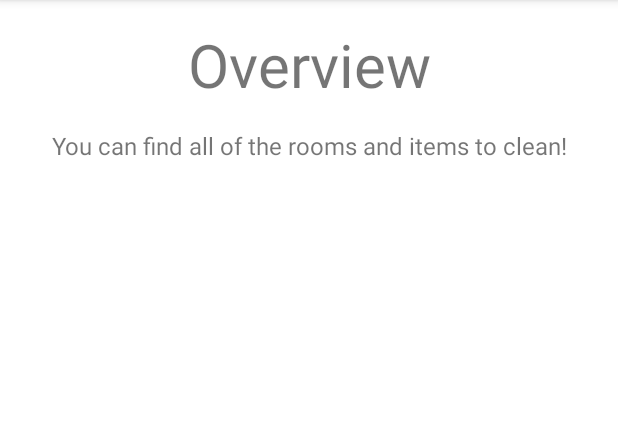
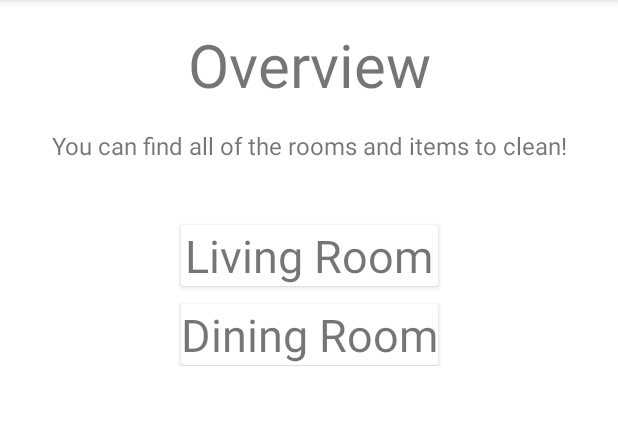
Before and after one commit to KarimSamaha98/tidy_app, an Android app: the screen it shows after launch (MainActivity), on a phone screen of 412 x 824 dp, the part 84-509 px from its top. Run offline under Robolectric (Android 15) with nearby library versions, the phone set to English and light mode, and no system bars; our stand-ins replace data binding.

Commit message:
feat: basic recycler view working

```diff
--- a/tidy/app/build.gradle
+++ b/tidy/app/build.gradle
@@ -58,4 +58,7 @@ dependencies {
     implementation 'androidx.navigation:navigation-ui-ktx:2.3.5'
 //    Recycler View Dependency
     implementation 'com.google.android.material:material:1.1.0'
+//    Card View/SlidingPane Dependency
+    implementation "androidx.cardview:cardview:1.0.0"
+    implementation "androidx.slidingpanelayout:slidingpanelayout:1.2.0-beta01"
 }
--- a/tidy/app/src/main/java/com/epfl/esl/tidy/OverviewFragment.kt
+++ b/tidy/app/src/main/java/com/epfl/esl/tidy/OverviewFragment.kt
@@ -7,6 +7,7 @@ import android.view.LayoutInflater
 import android.view.View
 import android.view.ViewGroup
 import androidx.databinding.DataBindingUtil
+import androidx.recyclerview.widget.LinearLayoutManager
 import com.epfl.esl.tidy.databinding.FragmentOverviewBinding
 
 class OverviewFragment : Fragment() {
@@ -17,6 +18,7 @@ class OverviewFragment : Fragment() {
 
     private lateinit var viewModel: OverviewViewModel
     private lateinit var binding : FragmentOverviewBinding
+    private val roomList : ArrayList<String> = arrayListOf("Living Room", "Dining Room", "Kitchen", "Bathroom")
 
     override fun onCreateView(
         inflater: LayoutInflater, container: ViewGroup?,
@@ -26,7 +28,13 @@ class OverviewFragment : Fragment() {
         binding = DataBindingUtil.inflate(inflater, R.layout.fragment_overview,
             container, false)
 
-        return inflater.inflate(R.layout.fragment_overview, container, false)
+        binding.recyclerViewItems.layoutManager = LinearLayoutManager(context, LinearLayoutManager.VERTICAL, false)
+
+        val roomAdapter = context?.let{ RoomAdapter(context=it, items = roomList)}
+
+        binding.recyclerViewItems.adapter = roomAdapter
+
+        return binding.root
     }
 
     override fun onActivityCreated(savedInstanceState: Bundle?) {
--- /dev/null
+++ b/tidy/app/src/main/java/com/epfl/esl/tidy/RoomAdapter.kt
@@ -0,0 +1,53 @@
+package com.epfl.esl.tidy
+
+import android.content.Context
+import android.view.LayoutInflater
+import android.view.View
+import android.view.ViewGroup
+import android.widget.TextView
+import androidx.recyclerview.widget.RecyclerView
+
+class RoomAdapter(val context: Context, val items: ArrayList<String>) :
+    RecyclerView.Adapter<RoomAdapter.ViewHolder>() {
+    /**
+     * Inflates the item views which is designed in xml layout file
+     */
+    override fun onCreateViewHolder(parent: ViewGroup, viewType: Int): ViewHolder {
+        return ViewHolder(
+            LayoutInflater.from(context).inflate(
+                R.layout.room_recycle,
+                parent,
+                false
+            )
+        )
+    }
+
+    /**
+     * Binds each item in the ArrayList to a view
+     *
+     * This new ViewHolder should be constructed with a new View that can represent the items
+     * of the given type. You can either create a new View manually or inflate it from an XML
+     * layout file.
+     */
+    override fun onBindViewHolder(holder: ViewHolder, position: Int) {
+
+        val item_position = items.get(position)
+
+        holder.tvItem.text = item_position
+    }
+
+    /**
+     * Gets the number of items in the list
+     */
+    override fun getItemCount(): Int {
+        return items.size
+    }
+
+    /**
+     * A ViewHolder describes an item view and metadata about its place within the RecyclerView.
+     */
+    class ViewHolder(view: View) : RecyclerView.ViewHolder(view) {
+        // Holds the TextView that will add each item to
+        var tvItem = view.findViewById<TextView>(R.id.room_name)
+    }
+}
--- /dev/null
+++ b/tidy/app/src/main/res/layout/room_recycle.xml
@@ -0,0 +1,38 @@
+<?xml version="1.0" encoding="utf-8"?>
+<layout xmlns:android="http://schemas.android.com/apk/res/android"
+    xmlns:tools="http://schemas.android.com/tools"
+    xmlns:app="http://schemas.android.com/apk/res-auto"
+    tools:context=".OverviewFragment">
+
+    <androidx.cardview.widget.CardView
+        android:id="@+id/room_item"
+        android:layout_width="match_parent"
+        android:layout_height="wrap_content"
+        android:layout_margin="6dp"
+        android:padding="16dp">
+
+        <LinearLayout
+            android:layout_width="match_parent"
+            android:layout_height="wrap_content"
+            android:orientation="vertical">
+
+<!--        <ImageView-->
+<!--            android:layout_width="match_parent"-->
+<!--            android:layout_height="0px"-->
+<!--            android:layout_weight="3"-->
+<!--            android:adjustViewBounds="true"-->
+<!--            app:srcCompat="@drawable/living_room" />-->
+
+        <TextView
+            android:id="@+id/room_name"
+            android:layout_width="match_parent"
+            android:layout_height="0px"
+            android:layout_weight="1"
+            android:gravity="center"
+            android:textSize="30sp"
+            android:text="Room 1" />
+
+        </LinearLayout>
+
+    </androidx.cardview.widget.CardView>
+</layout>
```
Also changed, not shown: 1 other file.
